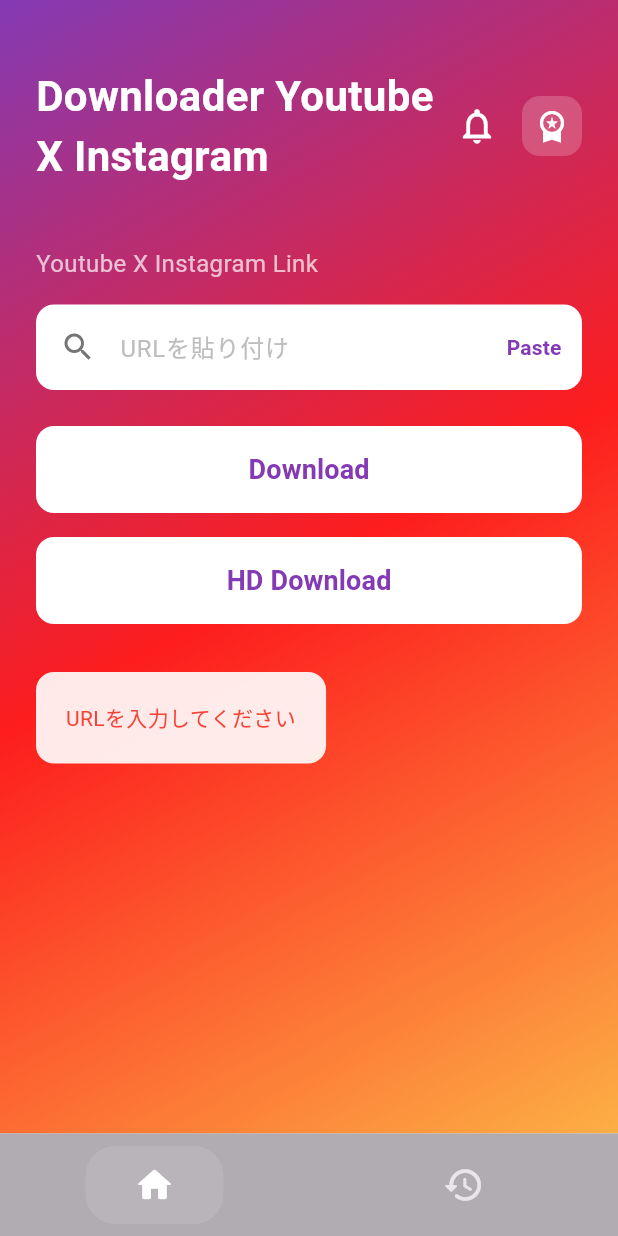
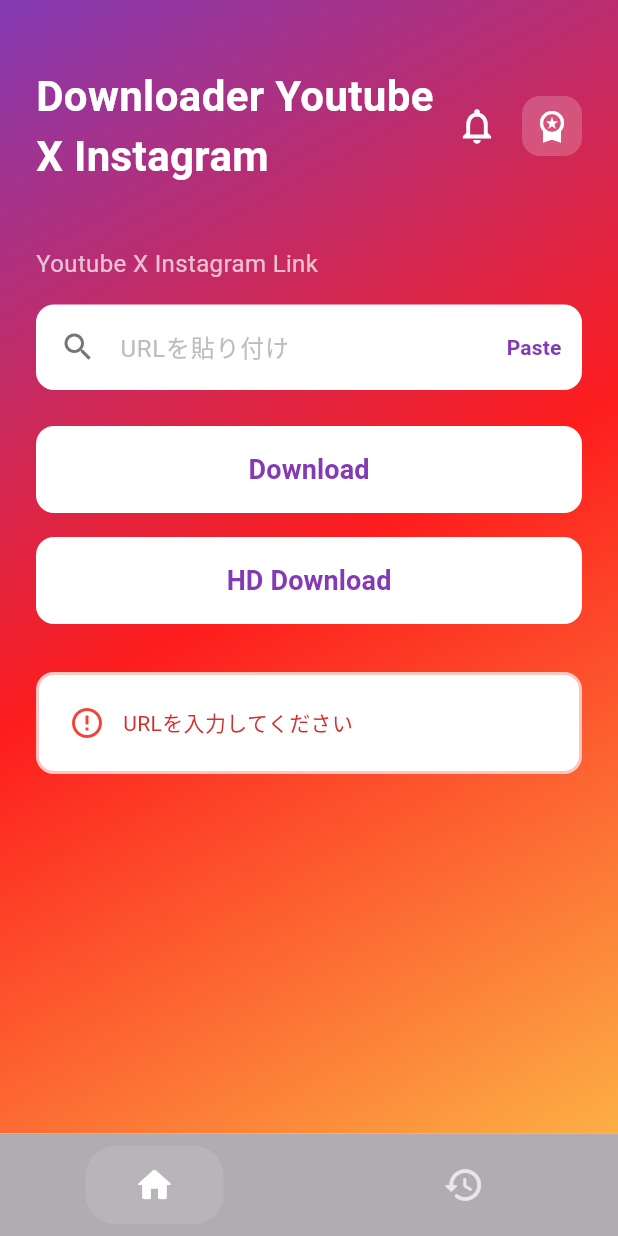
Before and after one commit to Mitchy03/video-saver-app, a Flutter app: the screen it shows after launch, after a tap on "Download", on a phone screen of 412 x 824 dp. Run offline on Flutter 3.47's test engine with Material 3 defaults, Android fonts, the phone set to English and light mode, and no system bars; our stand-ins replace google_mobile_ads, shared_preferences; missing offline and left inert: process_run, purchases_flutter.

Commit message:
Update download progress status UI

```diff
--- a/lib/screens/download_screen.dart
+++ b/lib/screens/download_screen.dart
@@ -279,27 +279,134 @@ class _ModernDownloadScreenState extends State<ModernDownloadScreen> {
           // 進捗・ステータス表示
           if (_isDownloading) ...[
             Container(
-              padding: EdgeInsets.all(20),
+              padding: EdgeInsets.all(24),
               decoration: BoxDecoration(
-                color: Colors.white.withOpacity(0.9),
-                borderRadius: BorderRadius.circular(12),
+                color: Colors.white,
+                borderRadius: BorderRadius.circular(16),
+                boxShadow: [
+                  BoxShadow(
+                    color: Color(0xFF833AB4).withOpacity(0.3),
+                    blurRadius: 20,
+                    spreadRadius: 5,
+                  ),
+                ],
               ),
               child: Column(
                 children: [
-                  LinearProgressIndicator(
-                    value: _progress,
-                    backgroundColor: Colors.grey[300],
-                    valueColor: AlwaysStoppedAnimation(Color(0xFF833AB4)),
-                    minHeight: 6,
+                  Stack(
+                    children: [
+                      Container(
+                        height: 8,
+                        decoration: BoxDecoration(
+                          color: Colors.grey[200],
+                          borderRadius: BorderRadius.circular(10),
+                        ),
+                      ),
+                      Container(
+                        height: 8,
+                        width: MediaQuery.of(context).size.width * _progress * 0.85,
+                        decoration: BoxDecoration(
+                          gradient: LinearGradient(
+                            colors: [
+                              Color(0xFF833AB4),
+                              Color(0xFFFD1D1D),
+                              Color(0xFFFCAF45),
+                            ],
+                          ),
+                          borderRadius: BorderRadius.circular(10),
+                          boxShadow: [
+                            BoxShadow(
+                              color: Color(0xFFFD1D1D).withOpacity(0.5),
+                              blurRadius: 10,
+                              spreadRadius: 2,
+                            ),
+                          ],
+                        ),
+                      ),
+                    ],
                   ),
-                  SizedBox(height: 12),
+                  SizedBox(height: 16),
+                  Row(
+                    mainAxisAlignment: MainAxisAlignment.spaceBetween,
+                    children: [
+                      Text(
+                        'Downloading',
+                        style: TextStyle(
+                          fontSize: 16,
+                          fontWeight: FontWeight.w600,
+                          color: Color(0xFF833AB4),
+                        ),
+                      ),
+                      Text(
+                        '${(_progress * 100).toInt()}%',
+                        style: TextStyle(
+                          fontSize: 16,
+                          fontWeight: FontWeight.bold,
+                          color: Color(0xFFFD1D1D),
+                        ),
+                      ),
+                    ],
+                  ),
+                ],
+              ),
+            ),
+          ] else if (_status.isNotEmpty && _status.contains('完了')) ...[
+            Container(
+              padding: EdgeInsets.all(24),
+              decoration: BoxDecoration(
+                color: Colors.white,
+                borderRadius: BorderRadius.circular(16),
+                boxShadow: [
+                  BoxShadow(
+                    color: Colors.green.withOpacity(0.3),
+                    blurRadius: 20,
+                    spreadRadius: 5,
+                  ),
+                ],
+              ),
+              child: Column(
+                children: [
+                  Container(
+                    padding: EdgeInsets.all(12),
+                    decoration: BoxDecoration(
+                      shape: BoxShape.circle,
+                      gradient: LinearGradient(
+                        colors: [
+                          Color(0xFF833AB4),
+                          Color(0xFFFD1D1D),
+                          Color(0xFFFCAF45),
+                        ],
+                      ),
+                      boxShadow: [
+                        BoxShadow(
+                          color: Color(0xFFFD1D1D).withOpacity(0.5),
+                          blurRadius: 15,
+                          spreadRadius: 3,
+                        ),
+                      ],
+                    ),
+                    child: Icon(
+                      Icons.check_rounded,
+                      color: Colors.white,
+                      size: 32,
+                    ),
+                  ),
+                  SizedBox(height: 16),
                   Text(
-                    _status,
+                    'Complete',
+                    style: TextStyle(
+                      fontSize: 20,
+                      fontWeight: FontWeight.bold,
+                      color: Color(0xFF833AB4),
+                    ),
+                  ),
+                  SizedBox(height: 8),
+                  Text(
+                    'Video saved successfully',
                     style: TextStyle(
                       fontSize: 14,
-                      color: Colors.black87,
+                      color: Colors.grey[600],
                     ),
-                    textAlign: TextAlign.center,
                   ),
                 ],
               ),
@@ -308,16 +415,24 @@ class _ModernDownloadScreenState extends State<ModernDownloadScreen> {
             Container(
               padding: EdgeInsets.all(20),
               decoration: BoxDecoration(
-                color: Colors.white.withOpacity(0.9),
+                color: Colors.white,
                 borderRadius: BorderRadius.circular(12),
+                border: Border.all(color: Colors.red.withOpacity(0.3), width: 2),
               ),
-              child: Text(
-                _status,
-                style: TextStyle(
-                  fontSize: 14,
-                  color: _status.contains('完了') ? Colors.green : Colors.red,
-                ),
-                textAlign: TextAlign.center,
+              child: Row(
+                children: [
+                  Icon(Icons.error_outline, color: Colors.red, size: 24),
+                  SizedBox(width: 12),
+                  Expanded(
+                    child: Text(
+                      _status,
+                      style: TextStyle(
+                        fontSize: 14,
+                        color: Colors.red[700],
+                      ),
+                    ),
+                  ),
+                ],
               ),
             ),
           ],
```
